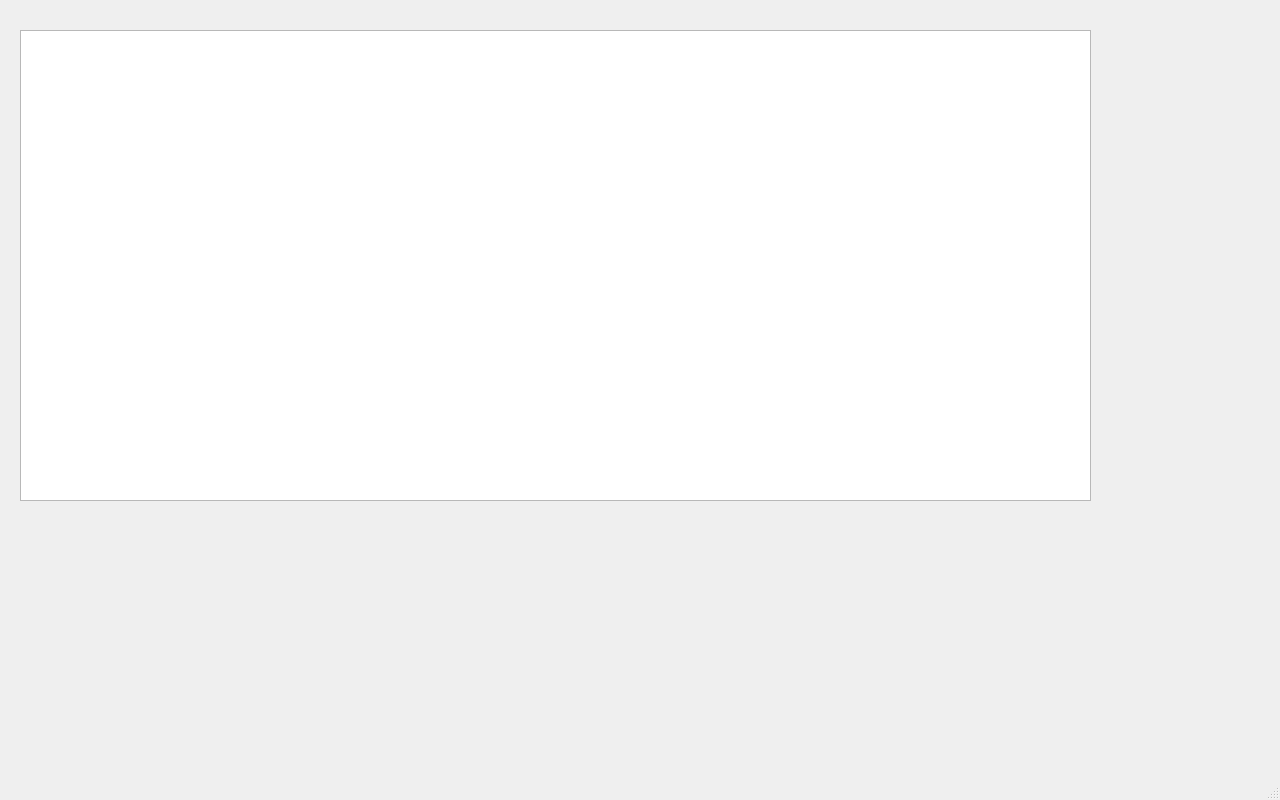
Above: proj.ui from protodeleter/just_another_python_project before the change. Below: the same form after it.
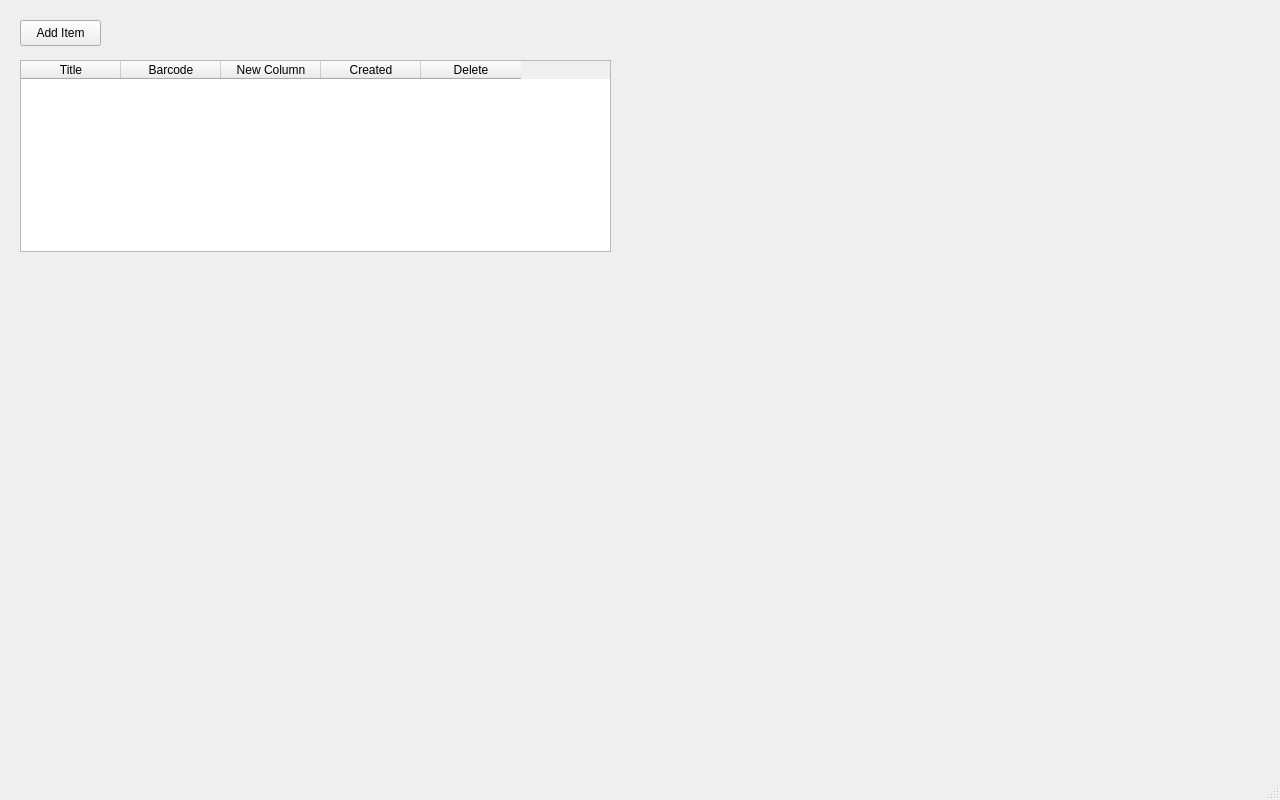
That is the form after the change.

Diff of the .ui file:
```diff
--- a/proj.ui
+++ b/proj.ui
@@ -18,10 +18,48 @@
     <property name="geometry">
      <rect>
       <x>20</x>
-      <y>30</y>
-      <width>1071</width>
-      <height>471</height>
+      <y>60</y>
+      <width>591</width>
+      <height>192</height>
      </rect>
+    </property>
+    <column>
+     <property name="text">
+      <string>Title</string>
+     </property>
+    </column>
+    <column>
+     <property name="text">
+      <string>Barcode</string>
+     </property>
+    </column>
+    <column>
+     <property name="text">
+      <string>New Column</string>
+     </property>
+    </column>
+    <column>
+     <property name="text">
+      <string>Created</string>
+     </property>
+    </column>
+    <column>
+     <property name="text">
+      <string>Delete</string>
+     </property>
+    </column>
+   </widget>
+   <widget class="QPushButton" name="pushButton">
+    <property name="geometry">
+     <rect>
+      <x>20</x>
+      <y>20</y>
+      <width>81</width>
+      <height>26</height>
+     </rect>
+    </property>
+    <property name="text">
+     <string>Add Item</string>
     </property>
    </widget>
   </widget>
```
